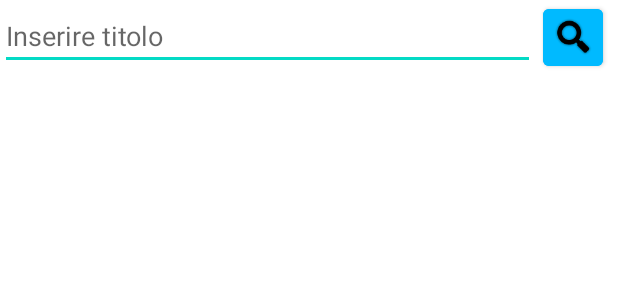
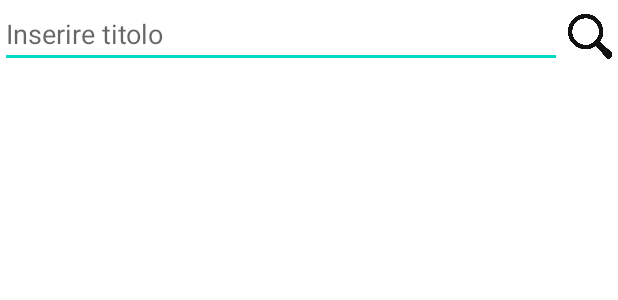
Before and after one commit to thewizard322/cinemates20, an Android app: the layout fragment_ricercafilm.xml on its own in the app's theme, with its tools: preview values and no code run, on a phone screen of 412 x 824 dp. Shown: the top 300 px of the screen. Run offline under Robolectric (Android 15) with nearby library versions, the phone set to English and light mode, and no system bars.

Commit message:
New version

```diff
--- /dev/null
+++ b/app/src/main/res/drawable/button_transparent.xml
@@ -0,0 +1,7 @@
+<?xml version="1.0" encoding="utf-8"?>
+<shape xmlns:android="http://schemas.android.com/apk/res/android"
+    android:shape="rectangle">
+    <gradient android:startColor="@android:color/transparent"
+        android:endColor="@android:color/transparent"
+        />
+</shape>
--- a/app/src/main/res/layout/fragment_ricercafilm.xml
+++ b/app/src/main/res/layout/fragment_ricercafilm.xml
@@ -22,18 +22,15 @@
 
         <Button
             android:id="@+id/bRicercaFilm"
-            android:layout_width="40dp"
-            android:layout_height="wrap_content"
-            android:layout_marginLeft="5dp"
-            android:layout_marginRight="10dp"
-            android:layout_weight="0"
-            android:backgroundTint="#00baff"
-            android:gravity="center"
-            app:icon="@android:drawable/ic_search_category_default"
+            android:layout_width="29dp"
+            android:layout_height="32dp"
+            android:layout_margin="4dp"
+            android:background="@drawable/button_transparent"
+            app:icon="@drawable/ricercafilm"
             app:iconGravity="textStart"
             app:iconPadding="0dp"
             app:iconSize="30dp"
-            app:iconTint="#000000"
+            app:iconTint="@null"
             app:layout_constraintEnd_toEndOf="parent"
             app:layout_constraintStart_toStartOf="parent" />
 
```
Also changed, not shown: app/src/main/res/drawable-v24/ricercafilm.png (added).
